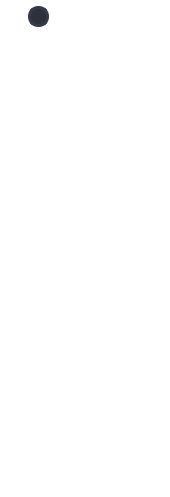
Old version of the form legendSelector.ui in the repository IsolatedSushi2/Traffic.
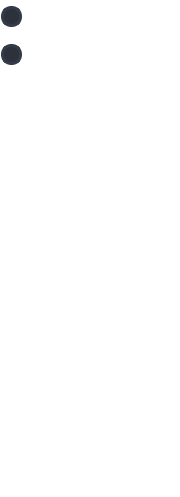
New version of the form. Icons and pictures are not drawn.

```diff
--- a/legendSelector.ui
+++ b/legendSelector.ui
@@ -6,7 +6,7 @@
    <rect>
     <x>0</x>
     <y>0</y>
-    <width>170</width>
+    <width>180</width>
     <height>497</height>
    </rect>
   </property>
@@ -20,6 +20,18 @@
 QListWidget{
 background-color:transparent;
 }
+
+
+QListWidget::item:selected{
+background-color:transparent;
+}
+QListWidget::item:hover{
+background-color:transparent;
+}
+QListWidget::item{
+	border:none;
+}
+
 /* SCROLL BARS */
 QScrollBar:horizontal {
     border: none;
@@ -122,9 +134,6 @@
 </string>
   </property>
   <layout class="QVBoxLayout" name="verticalLayout">
-   <property name="spacing">
-    <number>5</number>
-   </property>
    <property name="leftMargin">
     <number>0</number>
    </property>
@@ -137,6 +146,79 @@
    <property name="bottomMargin">
     <number>0</number>
    </property>
+   <item>
+    <widget class="QFrame" name="frame_2">
+     <property name="minimumSize">
+      <size>
+       <width>0</width>
+       <height>30</height>
+      </size>
+     </property>
+     <property name="frameShape">
+      <enum>QFrame::StyledPanel</enum>
+     </property>
+     <property name="frameShadow">
+      <enum>QFrame::Raised</enum>
+     </property>
+     <layout class="QHBoxLayout" name="horizontalLayout_2">
+      <property name="spacing">
+       <number>0</number>
+      </property>
+      <property name="leftMargin">
+       <number>0</number>
+      </property>
+      <property name="topMargin">
+       <number>0</number>
+      </property>
+      <property name="rightMargin">
+       <number>0</number>
+      </property>
+      <property name="bottomMargin">
+       <number>0</number>
+      </property>
+      <item>
+       <widget class="QCheckBox" name="renderListCheckBox">
+        <property name="minimumSize">
+         <size>
+          <width>0</width>
+          <height>30</height>
+         </size>
+        </property>
+        <property name="font">
+         <font>
+          <family>Segoe UI</family>
+          <pointsize>11</pointsize>
+          <weight>75</weight>
+          <bold>true</bold>
+         </font>
+        </property>
+        <property name="styleSheet">
+         <string notr="true">color:rgba(255,255,255,150);</string>
+        </property>
+        <property name="text">
+         <string>Render All Frames</string>
+        </property>
+        <property name="checked">
+         <bool>true</bool>
+        </property>
+       </widget>
+      </item>
+      <item>
+       <spacer name="horizontalSpacer_4">
+        <property name="orientation">
+         <enum>Qt::Horizontal</enum>
+        </property>
+        <property name="sizeHint" stdset="0">
+         <size>
+          <width>40</width>
+          <height>20</height>
+         </size>
+        </property>
+       </spacer>
+      </item>
+     </layout>
+    </widget>
+   </item>
    <item>
     <widget class="QFrame" name="frame">
      <property name="minimumSize">
@@ -167,19 +249,6 @@
       <property name="bottomMargin">
        <number>0</number>
       </property>
-      <item>
-       <spacer name="horizontalSpacer_2">
-        <property name="orientation">
-         <enum>Qt::Horizontal</enum>
-        </property>
-        <property name="sizeHint" stdset="0">
-         <size>
-          <width>40</width>
-          <height>20</height>
-         </size>
-        </property>
-       </spacer>
-      </item>
       <item>
        <widget class="QCheckBox" name="segmentingCheckBox">
         <property name="minimumSize">
```
Left out of the diff: 3 changed lines with no effect on the pictures.
